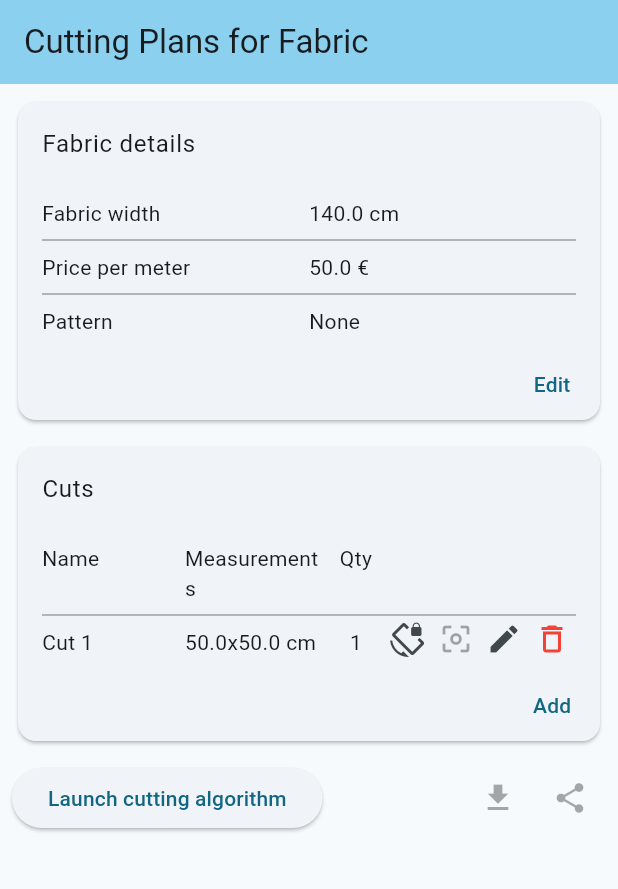
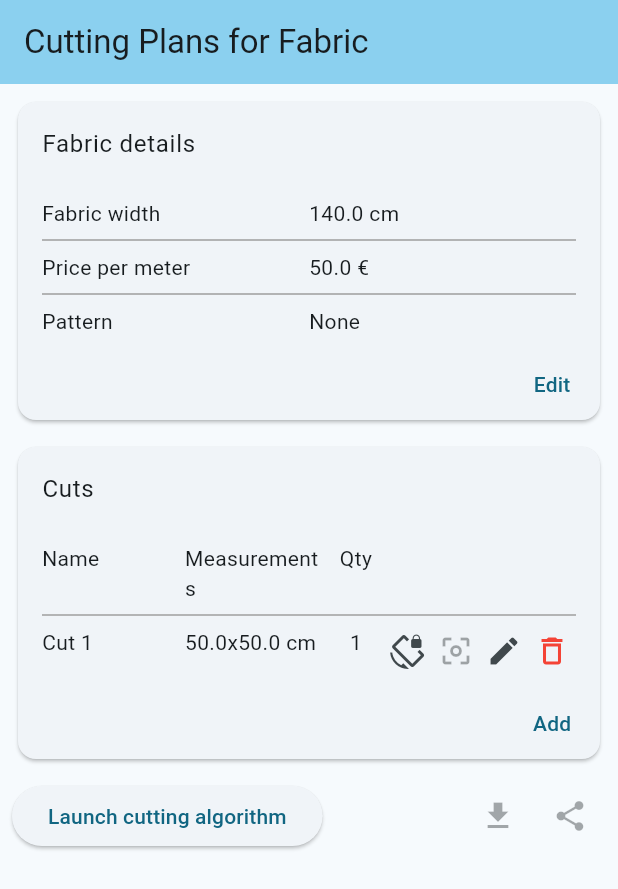
Before and after one commit to coyotte508/cutting-fabric, a Flutter app: the screen it shows after launch, on a phone screen of 412 x 824 dp. Shown: the top 889 px of the screen. Run offline on Flutter 3.47's test engine with Material 3 defaults, Android fonts, the phone set to English and light mode, and no system bars; our stand-ins replace share_plus, shared_preferences; missing offline and left inert: file_saver; generated files the repository leaves out were written again.

Commit message:
🚸 Increase font of exported labels

```diff
--- a/lib/fabric_painter.dart
+++ b/lib/fabric_painter.dart
@@ -9,6 +9,7 @@ class FabricPainter extends CustomPainter {
 
   FabricPainter(this._patternGetter);
 
+  double textScale = 1.0;
   PatternInfo? storedPattern;
   int? storedWidth;
   CutPlacements? storedPlacements;
@@ -83,6 +84,7 @@ class FabricPainter extends CustomPainter {
           text: placement.cut.name,
           style: TextStyle(color: color.computeLuminance() > 0.5 ? Colors.black : Colors.white),
         ),
+        textScaler: TextScaler.linear(textScale),
         textDirection: TextDirection.ltr,
       );
 
--- a/lib/main.dart
+++ b/lib/main.dart
@@ -47,7 +47,7 @@ class MyApp extends StatelessWidget {
       ],
       supportedLocales: const [
         Locale('en'), // English
-        Locale('fr'), // French
+        // Locale('fr'), // French
       ],
     );
   }
@@ -326,7 +326,7 @@ class _MyHomePageState extends State<MyHomePage> {
                                 TableCell(
                                   child: Padding(
                                       // Appearance is different on android and linux, on android 0.0 padding is the best
-                                      padding: const EdgeInsets.symmetric(vertical: 0.0),
+                                      padding: const EdgeInsets.symmetric(vertical: 8.0),
                                       child: Row(
                                         mainAxisAlignment: MainAxisAlignment.end,
                                         children: [
@@ -510,6 +510,7 @@ class _MyHomePageState extends State<MyHomePage> {
                             final painter =
                                 FabricPainter(() => (_fabric.width, _showPattern, _fabric.pattern, _placements!));
                             final size = Size(800, 800 * _placements!.totalLength / _fabric.width);
+                            painter.textScale = 2.0;
 
                             painter.paint(canvas, size);
                             ui.Image renderedImage =
@@ -537,6 +538,7 @@ class _MyHomePageState extends State<MyHomePage> {
                           final painter =
                               FabricPainter(() => (_fabric.width, _showPattern, _fabric.pattern, _placements!));
                           final size = Size(800, 800 * _placements!.totalLength / _fabric.width);
+                          painter.textScale = 2.0;
 
                           painter.paint(canvas, size);
                           ui.Image renderedImage =
--- a/pubspec.yaml
+++ b/pubspec.yaml
@@ -16,7 +16,7 @@ publish_to: "none" # Remove this line if you wish to publish to pub.dev
 # https://developer.apple.com/library/archive/documentation/General/Reference/InfoPlistKeyReference/Articles/CoreFoundationKeys.html
 # In Windows, build-name is used as the major, minor, and patch parts
 # of the product and file versions while build-number is used as the build suffix.
-version: 1.0.0+1
+version: 1.0.3+3
 
 environment:
   sdk: ">=3.3.3 <4.0.0"
```
Also changed, not shown: 1 other file.
